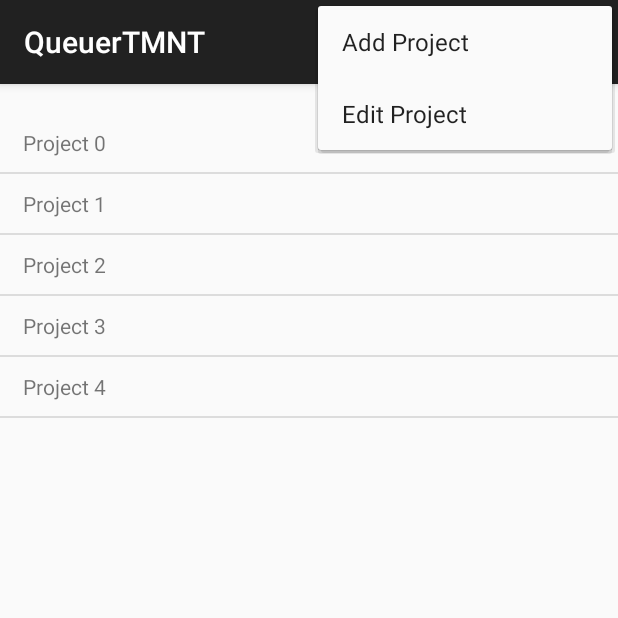
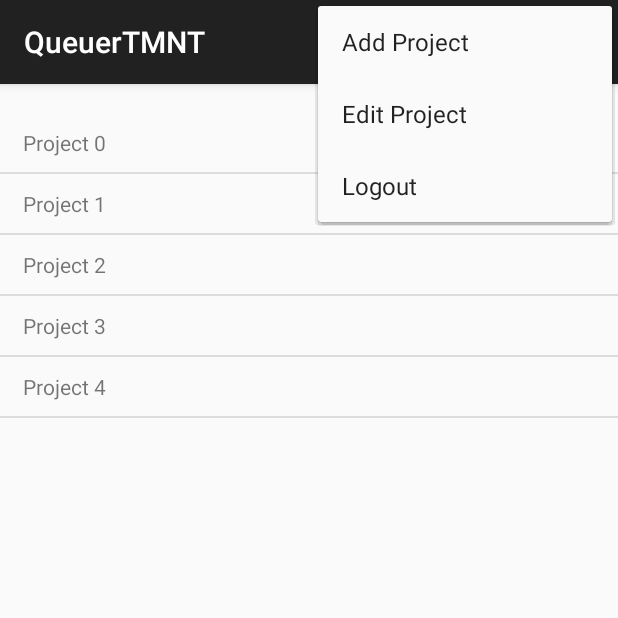
Before and after one commit to schrockblock/queuer-tmnt, an Android app: the FeedActivity screen opened directly, with no data from a screen before it, with the options menu open, on a phone screen of 412 x 824 dp, the top half of it. Run offline under Robolectric (Android 15) with nearby library versions, the phone set to English and light mode, and no system bars; libraries missing offline, so code that uses them is left out: com.nineoldandroids.animation, com.nineoldandroids.view; network calls fail.

Commit message:
You have Logged out successfully

```diff
--- a/QueuerTMNT/src/main/java/com/tmnt/queuer/Constants.java
+++ b/QueuerTMNT/src/main/java/com/tmnt/queuer/Constants.java
@@ -10,4 +10,7 @@ public class Constants {
     public final static String QUEUER_CREATE_ACCOUNT_URL = QUEUER_API_URL + "users";
     public final static String QUEUER_SUCCESS_CREATEACCOUNT = "Successfully created the account";
     public final static String QUEUER_FAIL_CREATEACCOUNT = "Failed creating account, please try again.";
+    public final static String QUEUER_SUCCESS_LOGIN = "Successfully logged in";
+    public final static String QUEUER_FAIL_LOGIN = "Failed logging in, please try again.";
+    public final static String QUEUER_LOGOUT = "You have logged out";
 }
--- a/QueuerTMNT/src/main/res/menu/feed.xml
+++ b/QueuerTMNT/src/main/res/menu/feed.xml
@@ -17,4 +17,10 @@
                 android:showAsAction="ifRoom"
                  />
 
+            <item android:id="@+id/project_logout"
+                android:title="@string/action_logout"
+                android:orderInCategory="100"
+                android:showAsAction="ifRoom"
+            />
+
  </menu>
--- a/QueuerTMNT/src/main/res/values/strings.xml
+++ b/QueuerTMNT/src/main/res/values/strings.xml
@@ -18,7 +18,7 @@
     <string name="action_add_project">Add Project</string>
     <string name="action_edit_project">Edit Project</string>
     <string name="login_URL">http://queuer-mdapp.rhcloud.com/api/v1/session</string>
-
+    <string name="action_logout">Logout</string>
     <string name="undo">Undo</string>
     <string name="undo_all">Undo All</string>
     <string name="item_deleted">Item deleted</string>
```
Also changed, not shown: QueuerTMNT/src/main/java/com/tmnt/queuer/activities/FeedActivity.java (+15 -1 lines), QueuerTMNT/src/main/java/com/tmnt/queuer/activities/LoginActivity.java (+9 -0 lines), QueuerTMNT/src/main/java/com/tmnt/queuer/activities/ProjectActivity.java (+12 -0 lines), QueuerTMNT/src/main/res/menu/project.xml (+7 -1 lines).
